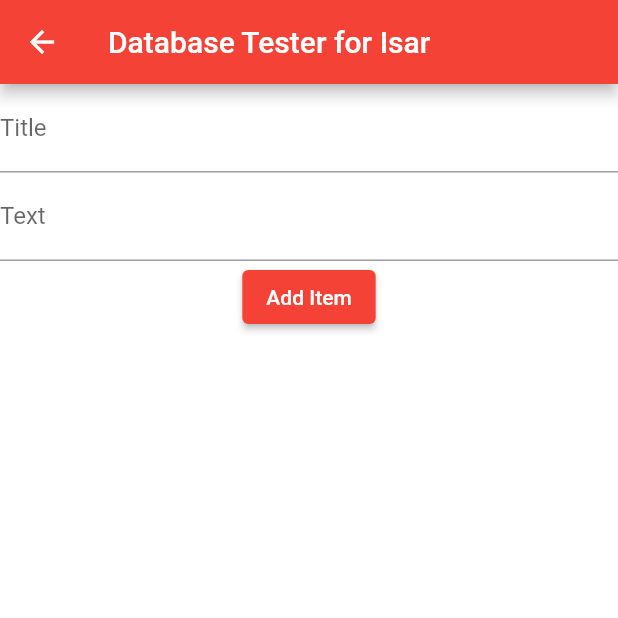
After one commit to frc4451/GarageScouter, a Flutter app: the screen it shows after launch, in the side drawer, after a tap on "Database Tester", on a phone screen of 412 x 824 dp, the top half of it. The commit adds this screen. Run offline on Flutter 3.47's test engine with Material 2 defaults, Android fonts, the phone set to English and light mode, and no system bars; drawn by our look-alikes of flutter_form_builder; our stand-ins replace csv, dartz, file_picker, form_builder_validators, go_router, image_picker and 4 more; missing offline and left inert: file_saver, flutter_archive, flutter_file_dialog, form_builder_image_picker, ml_dataframe, mobile_scanner and 1 more; accounts and stored records are empty; generated files the repository leaves out were written again; statements that could not run were skipped.

Commit message:
Isar Initial Demonstration using Database Tester Page

```diff
--- /dev/null
+++ b/lib/database/test.database.dart
@@ -0,0 +1,11 @@
+import 'package:isar/isar.dart';
+
+part 'test.database.g.dart';
+
+@collection
+class TestDatabaseEntry {
+  Id id = Isar.autoIncrement;
+
+  String? title;
+  String? text;
+}
--- a/lib/main.dart
+++ b/lib/main.dart
@@ -1,10 +1,15 @@
 import 'package:flutter/material.dart';
 import 'package:flutter_web_plugins/url_strategy.dart';
 import 'package:go_router/go_router.dart';
+import 'package:isar/isar.dart';
+import 'package:path_provider/path_provider.dart';
 import 'package:provider/provider.dart';
 import 'package:robotz_garage_scouting/constants/platform_check.dart';
+import 'package:robotz_garage_scouting/database/test.database.dart';
+import 'package:robotz_garage_scouting/models/database_controller_model.dart';
 import 'package:robotz_garage_scouting/models/input_helper_model.dart';
 import 'package:robotz_garage_scouting/models/retain_info_model.dart';
+import 'package:robotz_garage_scouting/pages/database_tester.dart';
 import 'package:robotz_garage_scouting/pages/export_manager.dart';
 import 'package:robotz_garage_scouting/pages/home_page.dart';
 import 'package:robotz_garage_scouting/models/theme_model.dart';
@@ -35,12 +40,20 @@
   final RetainInfoModel retainInfoModel = RetainInfoModel(prefs);
   retainInfoModel.initialize();
 
+  final isar = await Isar.open(
+    [TestDatabaseEntrySchema],
+    directory: (await getApplicationDocumentsDirectory()).path,
+  );
+
+  final IsarModel isarModel = IsarModel(isar);
+
   runApp(MultiProvider(
     providers: [
       ChangeNotifierProvider<ThemeModel>(create: (_) => themeModel),
       ChangeNotifierProvider<ScrollModel>(create: (_) => scrollModel),
       ChangeNotifierProvider<RetainInfoModel>(create: (_) => retainInfoModel),
       ChangeNotifierProvider<InputHelperModel>(create: (_) => inputHelperModel),
+      ChangeNotifierProvider<IsarModel>(create: (_) => isarModel)
     ],
     child: const RobotzGarageScoutingApp(),
   ));
@@ -79,6 +92,10 @@
           ),
         ],
         GoRoute(
+          path: 'database_tester',
+          builder: (context, state) => const DatabaseTestingPage(),
+        ),
+        GoRoute(
           path: 'settings',
           builder: (context, state) => const SettingsPage(),
         ),
--- /dev/null
+++ b/lib/models/database_controller_model.dart
@@ -0,0 +1,8 @@
+import 'package:flutter/material.dart';
+import 'package:isar/isar.dart';
+
+class IsarModel extends ChangeNotifier {
+  final Isar isar;
+
+  IsarModel(this.isar);
+}
--- /dev/null
+++ b/lib/pages/database_tester.dart
@@ -0,0 +1,147 @@
+import 'package:flutter/material.dart';
+import 'package:flutter_form_builder/flutter_form_builder.dart';
+import 'package:isar/isar.dart';
+import 'package:provider/provider.dart';
+import 'package:robotz_garage_scouting/database/test.database.dart';
+import 'package:robotz_garage_scouting/models/database_controller_model.dart';
+import 'package:robotz_garage_scouting/utils/notification_helpers.dart';
+
+class DatabaseTestingPage extends StatefulWidget {
+  const DatabaseTestingPage({super.key});
+
+  @override
+  State<DatabaseTestingPage> createState() => _DatabaseTestingPageState();
+}
+
+class _DatabaseTestingPageState extends State<DatabaseTestingPage> {
+  final GlobalKey<FormBuilderState> _formKey = GlobalKey<FormBuilderState>();
+
+  List<TestDatabaseEntry> _entries = [];
+
+  late Isar isar;
+
+  /// Given the `title` and `text` from the FlutterFormBuilder state, we can
+  /// create a new `TestDatabaseEntry` and save it to our Isar database.
+  Future<void> _createDatabaseEntry() async {
+    _formKey.currentState?.save();
+
+    final String title = _formKey.currentState?.value['title'] ?? "";
+    final String text = _formKey.currentState?.value['text'] ?? "";
+
+    if (title.isEmpty || text.isEmpty) {
+      errorMessageSnackbar(context, "Title or Text field cannot be empty.");
+      return;
+    }
+
+    final TestDatabaseEntry entry = TestDatabaseEntry()
+      ..text = text
+      ..title = title;
+
+    await isar.writeTxn(() => isar.testDatabaseEntrys.put(entry));
+
+    setState(() {
+      _readEntries();
+      _formKey.currentState?.reset();
+    });
+  }
+
+  /// Given a `TestDatabaseEntry`, we have an ID associated that is used to
+  /// delete the entry in-place.
+  Future<void> _deleteDatabaseEntry(TestDatabaseEntry entry) async {
+    await isar.writeTxn(() => isar.testDatabaseEntrys.delete(entry.id));
+
+    setState(() {
+      _readEntries();
+    });
+  }
+
+  /// Grabs the current list of database entries and adds them to the list
+  /// of entries.
+  Future<void> _readEntries() async {
+    final List<TestDatabaseEntry> entries =
+        await isar.testDatabaseEntrys.filter().titleIsNotEmpty().findAll();
+
+    setState(() {
+      _entries = entries;
+    });
+  }
+
+  @override
+  void initState() {
+    super.initState();
+    isar = context.read<IsarModel>().isar;
+    _readEntries();
+  }
+
+  @override
+  Widget build(BuildContext context) {
+    return Scaffold(
+        appBar: AppBar(
+          title: const Text(
+            "Database Tester for Isar",
+            textAlign: TextAlign.center,
+          ),
+        ),
+        body: FormBuilder(
+          key: _formKey,
+          child: Center(
+              child: Column(children: [
+            FormBuilderTextField(
+              name: "title",
+              decoration: const InputDecoration(labelText: "Title"),
+            ),
+            FormBuilderTextField(
+              name: "text",
+              decoration: const InputDecoration(labelText: "Text"),
+              onSubmitted: (value) => _createDatabaseEntry(),
+            ),
+            ElevatedButton(
+                onPressed: _createDatabaseEntry, child: const Text("Add Item")),
+            if (_entries.isNotEmpty)
+              Expanded(
+                  child: SingleChildScrollView(
+                scrollDirection: Axis.vertical,
+                child: Table(border: TableBorder.all(), children: [
+                  const TableRow(children: [
+                    TableCell(
+                        child: Text(
+                      "Title",
+                      textAlign: TextAlign.center,
+                    )),
+                    TableCell(
+                        child: Text(
+                      "Text",
+                      textAlign: TextAlign.center,
+                    )),
+                    TableCell(child: Text("Action"))
+                  ]),
+                  for (final entry in _entries)
+                    TableRow(children: [
+                      TableCell(
+                          child: Text(
+                        entry.title ?? "",
+                        textAlign: TextAlign.center,
+                      )),
+                      TableCell(
+                          child: Text(
+                        entry.text ?? "",
+                        textAlign: TextAlign.center,
+                      )),
+                      TableCell(
+                          child: OutlinedButton(
+                        child: const Text("Delete"),
+                        onPressed: () async {
+                          await _deleteDatabaseEntry(entry);
+                        },
+                      ))
+                    ])
+                ]),
+              )),
+            // for (final entry in _entries)
+            //   Column(
+            //     children: [Text(entry.title ?? ""), Text(entry.text ?? "")],
+            //   )
+          ])),
+        ));
+  }
+}
--- a/lib/pages/home_page.dart
+++ b/lib/pages/home_page.dart
@@ -11,9 +11,7 @@
 }
 
 class _HomePageState extends State<HomePage> {
-  /**
-   * Goes to a given GoRouter path after closing the Drawer.
-   */
+  /// Goes to a given GoRouter path after closing the Drawer.
   void _route(String path) {
     if (Navigator.canPop(context)) {
       Navigator.of(context).pop();
@@ -69,6 +67,10 @@
                 title: const Text("Data Management"),
                 initiallyExpanded: true,
                 children: [
+                  DrawerTile(
+                    tileText: "Database Tester",
+                    onTap: () => _route("/database_tester"),
+                  ),
                   if (!isWebPlatform()) ...[
                     DrawerTile(
                         tileText: "Export Manager",
@@ -87,10 +89,10 @@
           ))
         ]),
       ),
-      body: Center(
+      body: const Center(
         child: Column(
           mainAxisAlignment: MainAxisAlignment.center,
-          children: const [
+          children: [
             Padding(
               padding: EdgeInsets.all(25),
               child: Text("Welcome to the Robotz Garage Scouting App!"),
--- a/pubspec.yaml
+++ b/pubspec.yaml
@@ -62,6 +62,8 @@
   ml_dataframe: ^1.6.0
   go_router: ^6.5.7
   dartz: ^0.10.1
+  isar: ^3.1.0+1
+  isar_flutter_libs: ^3.1.0+1
 
 dependency_overrides:
   intl: ^0.17.0
@@ -77,6 +79,8 @@
   # package. See that file for information about deactivating specific lint
   # rules and activating additional ones.
   flutter_lints: ^2.0.0
+  isar_generator: ^3.1.0+1
+  build_runner: ^2.4.4
 
 # For information on the generic Dart part of this file, see the
 # following page: https://dart.dev/tools/pub/pubspec
```
Also changed, not shown: lib/database/scouting.database.dart (added, +38 -0 lines), pubspec.lock, 7 other files.
